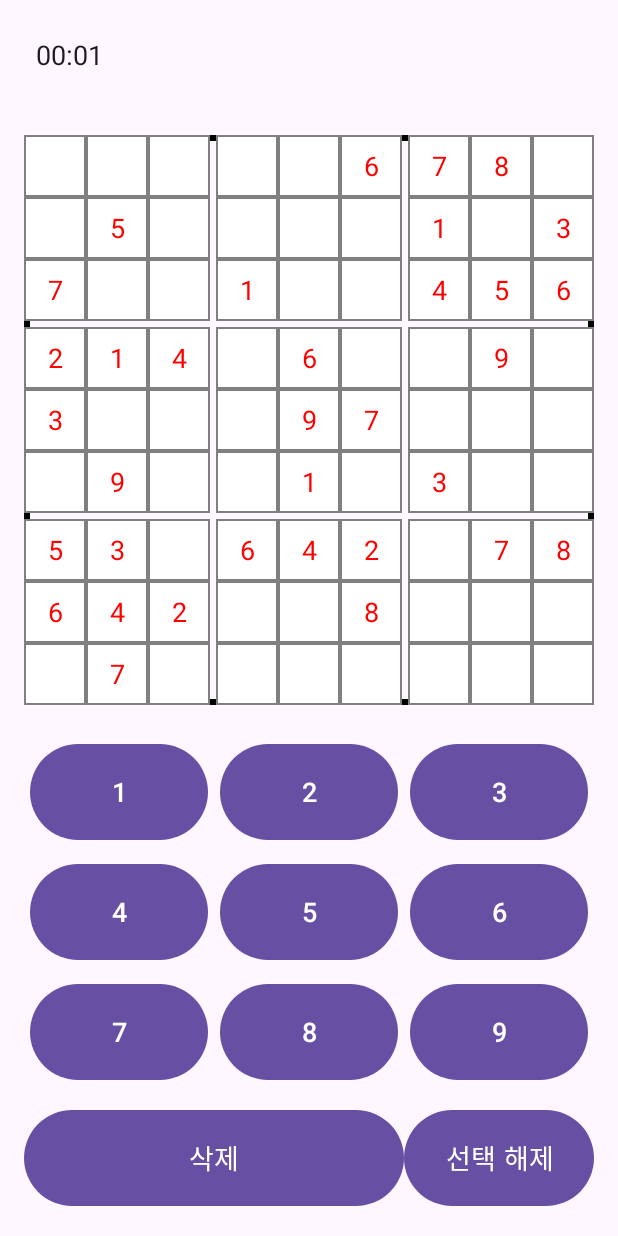
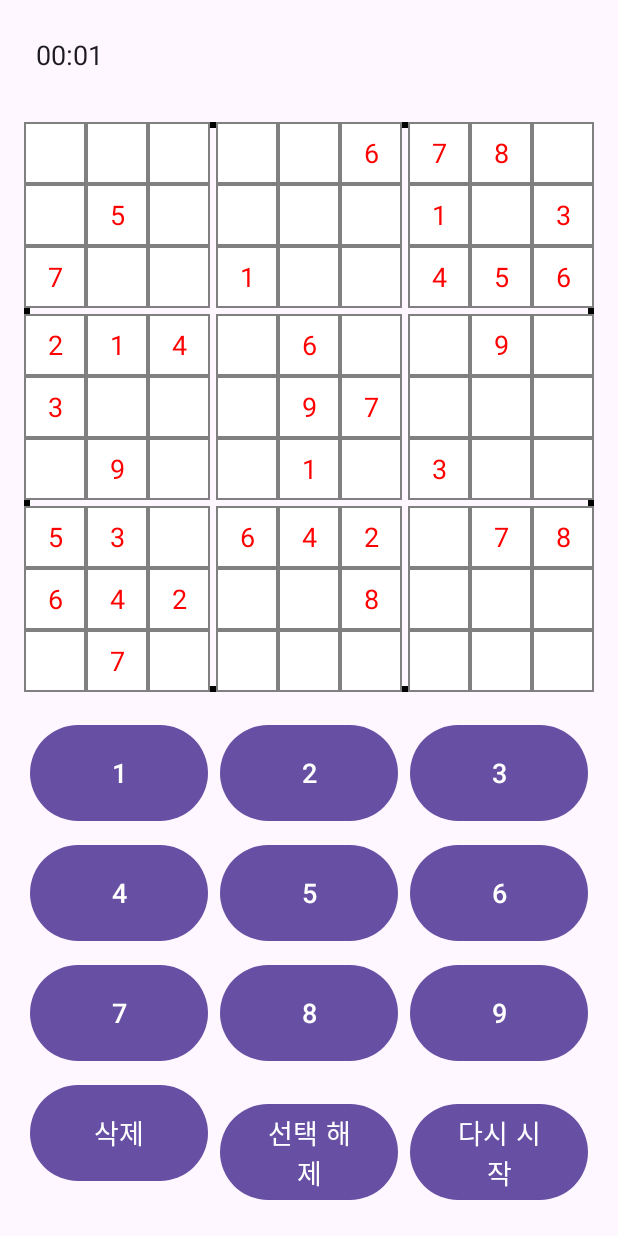
Before and after one commit to hjy15802/Sudoku-Android, an Android app: the Puzzle screen opened directly, with no data from a screen before it, on a phone screen of 412 x 824 dp. Run offline under Robolectric (Android 15) with nearby library versions, the phone set to English and light mode, and no system bars.

Commit message:
리셋 버튼 추가

```diff
--- a/app/src/main/java/com/example/sudoku_logic/Puzzle.java
+++ b/app/src/main/java/com/example/sudoku_logic/Puzzle.java
@@ -1,6 +1,7 @@
 package com.example.sudoku_logic;
 
 import android.annotation.SuppressLint;
+import android.content.Intent;
 import android.os.Bundle;
 import android.os.SystemClock;
 import android.view.Gravity;
@@ -145,6 +146,26 @@ public class Puzzle extends AppCompatActivity {
                 highlightSelectedCell();
             });
         }
+
+        Button resetButton = findViewById(R.id.buttonReset);
+        if (resetButton != null) {
+            resetButton.setOnClickListener(v -> {
+                // 타이머 정지
+                if (timerRunning) {
+                    chronometerTimer.stop();
+                    timerRunning = false;
+                }
+
+                // MainActivity로 이동
+                Intent intent = new Intent(Puzzle.this, MainActivity.class);
+                intent.setFlags(Intent.FLAG_ACTIVITY_CLEAR_TOP | Intent.FLAG_ACTIVITY_NEW_TASK);
+                startActivity(intent);
+
+                // 현재 액티비티 종료 (뒤로가기 눌러도 Puzzle으로 못 돌아오게)
+                finish();
+            });
+        }
+
     }
 
     // 선택된 셀에 주어진 숫자(또는 0)를 적용하고 보드를 갱신
--- a/app/src/main/res/layout/puzzle.xml
+++ b/app/src/main/res/layout/puzzle.xml
@@ -52,8 +52,7 @@
             android:columnCount="3"
             android:rowCount="3"
             android:alignmentMode="alignMargins"
-            android:useDefaultMargins="true"
-            android:layout_marginBottom="8dp">
+            android:useDefaultMargins="true">
 
             <Button
                 android:id="@+id/button1"
@@ -135,24 +134,17 @@
                 android:textSize="18sp"
                 android:layout_columnWeight="1"
                 android:text="9" />
-        </GridLayout>
 
-        <!-- 특수 버튼 영역: 삭제 버튼과 선택 해제 버튼 -->
-        <LinearLayout
-            android:id="@+id/specialButtonLayout"
-            android:layout_width="match_parent"
-            android:layout_height="wrap_content"
-            android:orientation="horizontal"
-            android:weightSum="3">
+            <!-- 특수 버튼 영역: 삭제 버튼과 선택 해제 버튼 -->
 
-            <!-- 삭제 버튼 (가로 2/3) -->
+            <!-- 삭제 버튼 (가로 1/3) -->
             <Button
                 android:id="@+id/buttonDelete"
                 android:layout_width="0dp"
                 android:layout_height="72dp"
                 android:minHeight="72dp"
                 android:textSize="18sp"
-                android:layout_weight="2"
+                android:layout_columnWeight="1"
                 android:text="삭제" />
 
             <!-- 선택 해제 버튼 (가로 1/3) -->
@@ -162,8 +154,18 @@
                 android:layout_height="72dp"
                 android:minHeight="72dp"
                 android:textSize="18sp"
-                android:layout_weight="1"
+                android:layout_columnWeight="1"
                 android:text="선택 해제" />
-        </LinearLayout>
+
+            <!-- 리셋 버튼 (가로 1/3) -->
+            <Button
+                android:id="@+id/buttonReset"
+                android:layout_width="0dp"
+                android:layout_height="72dp"
+                android:minHeight="72dp"
+                android:textSize="18sp"
+                android:layout_columnWeight="1"
+                android:text="다시 시작" />
+        </GridLayout>
     </LinearLayout>
 </androidx.constraintlayout.widget.ConstraintLayout>
```
